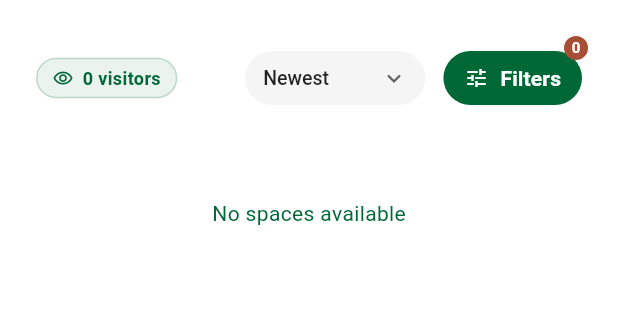
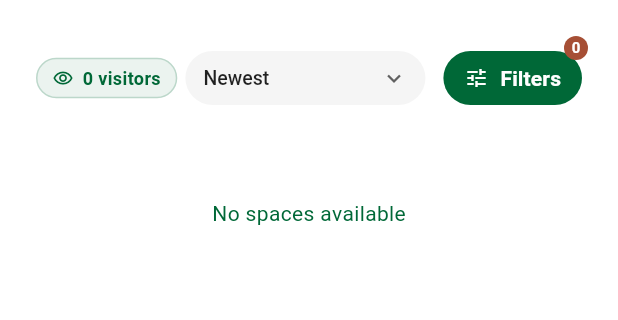
Before and after one commit to carlosjfigueroas/alveo, a Flutter app: the screen it shows after launch, on a phone screen of 412 x 824 dp, the part 159-479 px from its top. Run offline on Flutter 3.47's test engine with Material 3 defaults, Android fonts, the phone set to English and light mode, and no system bars; our stand-ins replace carousel_slider, fl_chart, flutter_map, flutter_markdown, font_awesome_flutter, image_picker and 6 more; missing offline and left inert: excel, record; accounts and stored records are empty; network calls fail.

Commit message:
fix: resolve RenderFlex overflow in home_screen filters row and admin_leads trailing

```diff
--- a/lib/screens/home_screen.dart
+++ b/lib/screens/home_screen.dart
@@ -1233,16 +1233,22 @@
                         vertical: 8,
                       ),
                       child: Row(
+                        mainAxisAlignment: MainAxisAlignment.spaceBetween,
+                        crossAxisAlignment: CrossAxisAlignment.center,
                         children: [
-                          // Widget de visitas ahora a la izquierda
+                          // Widget de visitas a la izquierda
                           VisitorBadge(
                             count: _weeklyVisitors,
                             isLoading: _isVisitorsLoading,
                           ),
-                          const Spacer(),
                           // Orden y Filtros agrupados a la derecha
-                          Container(
-                            height: 36, // Misma altura que el botón de filtros
+                          Row(
+                            mainAxisSize: MainAxisSize.min,
+                            children: [
+                              ConstrainedBox(
+                                constraints: const BoxConstraints(maxWidth: 160),
+                                child: Container(
+                                  height: 36,
                                   padding: const EdgeInsets.symmetric(horizontal: 12),
                                   decoration: BoxDecoration(
                                     color: isDark
@@ -1253,8 +1259,8 @@
                                   child: DropdownButtonHideUnderline(
                                     child: DropdownButton<PropertySortOption>(
                                       value: _sortOption,
-                                isDense:
-                                    true, // Reduce el padding interno del dropdown
+                                      isDense: true,
+                                      isExpanded: true,
                                       icon: const Icon(
                                         Icons.keyboard_arrow_down,
                                         size: 18,
@@ -1284,6 +1290,7 @@
                                           child: Text(l10n.get('most_popular')),
                                         ),
                                       ],
+                                    ),
                                   ),
                                 ),
                               ),
@@ -1317,6 +1324,8 @@
                                     ),
                                   ),
                                 ),
+                              ),
+                            ],
                           ),
                         ],
                       ),
```
Also changed, not shown: lib/screens/admin/admin_leads_screen.dart (+5 -2 lines). Lines whose indentation alone changed are shown as unchanged.
